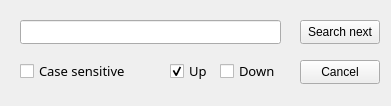
Qt form searchingwindow.ui (Ruha24/YamlEditor) before a commit.
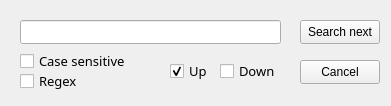
The same form after that commit.

Commit message: Added regex on searching and replace window

```diff
--- a/searchingwindow.ui
+++ b/searchingwindow.ui
@@ -68,7 +68,7 @@
    <property name="geometry">
     <rect>
      <x>20</x>
-     <y>60</y>
+     <y>50</y>
      <width>131</width>
      <height>22</height>
     </rect>
@@ -127,6 +127,25 @@
     <bool>true</bool>
    </property>
   </widget>
+  <widget class="QCheckBox" name="casechb_2">
+   <property name="geometry">
+    <rect>
+     <x>20</x>
+     <y>70</y>
+     <width>131</width>
+     <height>22</height>
+    </rect>
+   </property>
+   <property name="font">
+    <font>
+     <family>Montserrat</family>
+     <pointsize>10</pointsize>
+    </font>
+   </property>
+   <property name="text">
+    <string>Regex</string>
+   </property>
+  </widget>
  </widget>
  <resources/>
  <connections/>
```
The commit also changes 8 other files.
